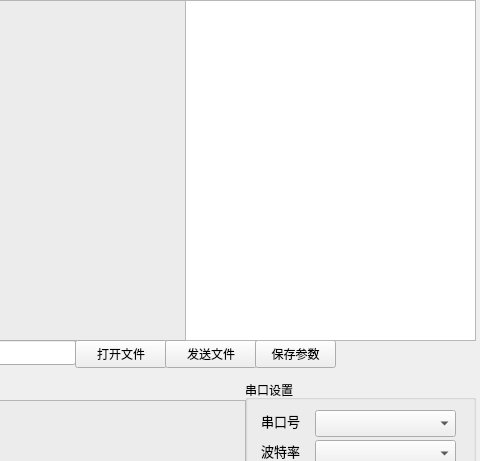
Before: the Qt Designer form src/lscom/lscom.ui in HBolck/lscom, drawn with Qt 5; both pictures show x 375 to 855 and y 0 to 461 of the 855 by 620 pixel window.
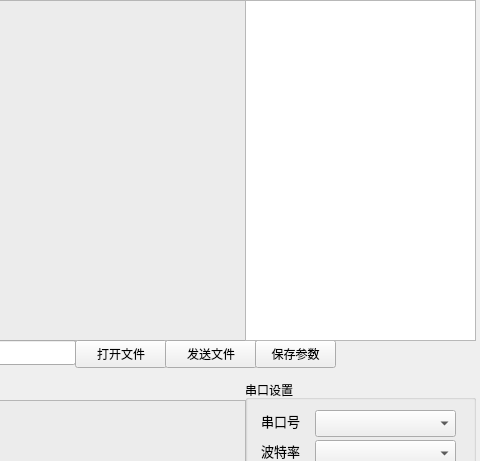
After: the same form once the commit is applied.

Commit message: feature:https://gitee.com/hblockd/lscom/issues/IB68VH 参照sscom工具 实现扩展页面内容

```diff
--- a/src/lscom/lscom.ui
+++ b/src/lscom/lscom.ui
@@ -215,7 +215,7 @@
      <rect>
       <x>0</x>
       <y>0</y>
-      <width>561</width>
+      <width>621</width>
       <height>341</height>
      </rect>
     </property>
@@ -452,9 +452,9 @@
    <widget class="QTableView" name="tableView">
     <property name="geometry">
      <rect>
-      <x>560</x>
+      <x>620</x>
       <y>0</y>
-      <width>291</width>
+      <width>231</width>
       <height>341</height>
      </rect>
     </property>
```
Left out of the diff: 2 changed lines with no effect on the pictures. The commit also changes 13 other files.
